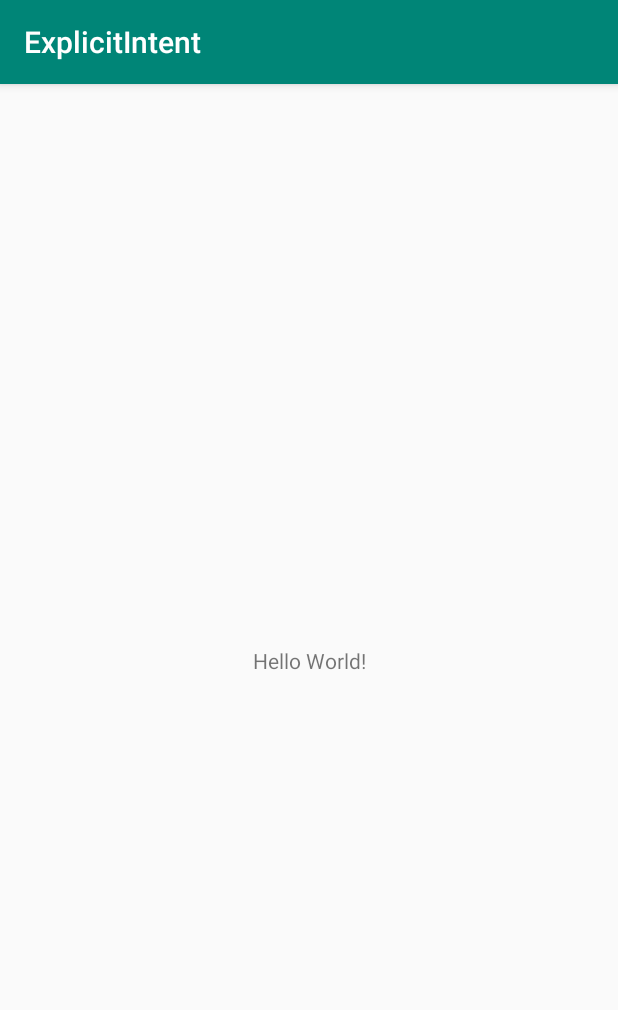
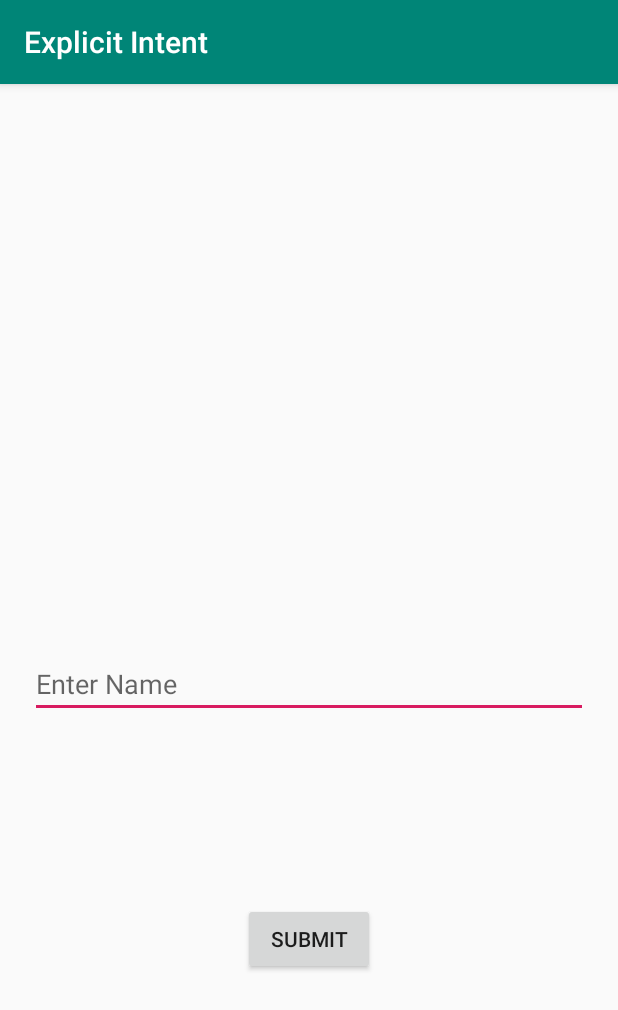
Before and after one commit to fffrowies/ExplicitIntent, an Android app: the screen it shows after launch (MainActivity), on a phone screen of 412 x 824 dp. Shown: the top 1010 px of the screen. Run offline under Robolectric (Android 15) with nearby library versions, the phone set to English and light mode, and no system bars.

Commit message:
Initial Project Setup

```diff
--- a/app/build.gradle
+++ b/app/build.gradle
@@ -22,6 +22,7 @@ dependencies {
     implementation fileTree(dir: 'libs', include: ['*.jar'])
     implementation 'com.android.support:appcompat-v7:28.0.0'
     implementation 'com.android.support.constraint:constraint-layout:1.1.3'
+    implementation 'com.android.support:design:28.0.0'
     testImplementation 'junit:junit:4.12'
     androidTestImplementation 'com.android.support.test:runner:1.0.2'
     androidTestImplementation 'com.android.support.test.espresso:espresso-core:3.0.2'
--- a/app/src/main/AndroidManifest.xml
+++ b/app/src/main/AndroidManifest.xml
@@ -16,6 +16,7 @@
                 <category android:name="android.intent.category.LAUNCHER" />
             </intent-filter>
         </activity>
+        <activity android:name=".SecondActivity"></activity>
     </application>
 
 </manifest>
--- a/app/src/main/java/com/fffrowies/explicitintent/MainActivity.java
+++ b/app/src/main/java/com/fffrowies/explicitintent/MainActivity.java
@@ -2,12 +2,28 @@ package com.fffrowies.explicitintent;
 
 import android.support.v7.app.AppCompatActivity;
 import android.os.Bundle;
+import android.view.View;
+import android.widget.Button;
+import android.widget.EditText;
 
 public class MainActivity extends AppCompatActivity {
+
+    private Button submitBtn;
+    private EditText nameEditText;
 
     @Override
     protected void onCreate(Bundle savedInstanceState) {
         super.onCreate(savedInstanceState);
         setContentView(R.layout.activity_main);
+
+        submitBtn = findViewById(R.id.submitBtn);
+        nameEditText = findViewById(R.id.nameEditText);
+
+        submitBtn.setOnClickListener(new View.OnClickListener() {
+            @Override
+            public void onClick(View v) {
+
+            }
+        });
     }
 }
--- a/app/src/main/res/layout/activity_main.xml
+++ b/app/src/main/res/layout/activity_main.xml
@@ -1,18 +1,29 @@
 <?xml version="1.0" encoding="utf-8"?>
-<android.support.constraint.ConstraintLayout xmlns:android="http://schemas.android.com/apk/res/android"
-    xmlns:app="http://schemas.android.com/apk/res-auto"
+<RelativeLayout
+    xmlns:android="http://schemas.android.com/apk/res/android"
     xmlns:tools="http://schemas.android.com/tools"
     android:layout_width="match_parent"
     android:layout_height="match_parent"
+    android:layout_margin="20dp"
     tools:context=".MainActivity">
 
-    <TextView
+    <EditText
+        android:id="@+id/nameEditText"
+        android:layout_width="match_parent"
+        android:layout_height="wrap_content"
+        android:layout_above="@id/submitBtn"
+        android:layout_alignParentLeft="true"
+        android:layout_alignParentStart="true"
+        android:layout_marginBottom="123dp"
+        android:hint="Enter Name"/>
+
+    <Button
+        android:id="@+id/submitBtn"
         android:layout_width="wrap_content"
         android:layout_height="wrap_content"
-        android:text="Hello World!"
-        app:layout_constraintBottom_toBottomOf="parent"
-        app:layout_constraintLeft_toLeftOf="parent"
-        app:layout_constraintRight_toRightOf="parent"
-        app:layout_constraintTop_toTopOf="parent" />
+        android:layout_alignParentBottom="true"
+        android:layout_centerHorizontal="true"
+        android:layout_marginBottom="154dp"
+        android:text="SUBMIT" />
 
-</android.support.constraint.ConstraintLayout>
+</RelativeLayout>
--- /dev/null
+++ b/app/src/main/res/values/dimens.xml
@@ -0,0 +1,3 @@
+<resources>
+    <dimen name="fab_margin">16dp</dimen>
+</resources>
--- a/app/src/main/res/values/strings.xml
+++ b/app/src/main/res/values/strings.xml
@@ -1,3 +1,4 @@
 <resources>
-    <string name="app_name">ExplicitIntent</string>
+    <string name="app_name">Explicit Intent</string>
+    <string name="title_activity_second">Second Activity</string>
 </resources>
```
Also changed, not shown: app/src/main/java/com/fffrowies/explicitintent/SecondActivity.java (added, +16 -0 lines), app/src/main/res/layout/activity_second.xml (added, +21 -0 lines), app/src/main/res/values/styles.xml (+9 -0 lines).
